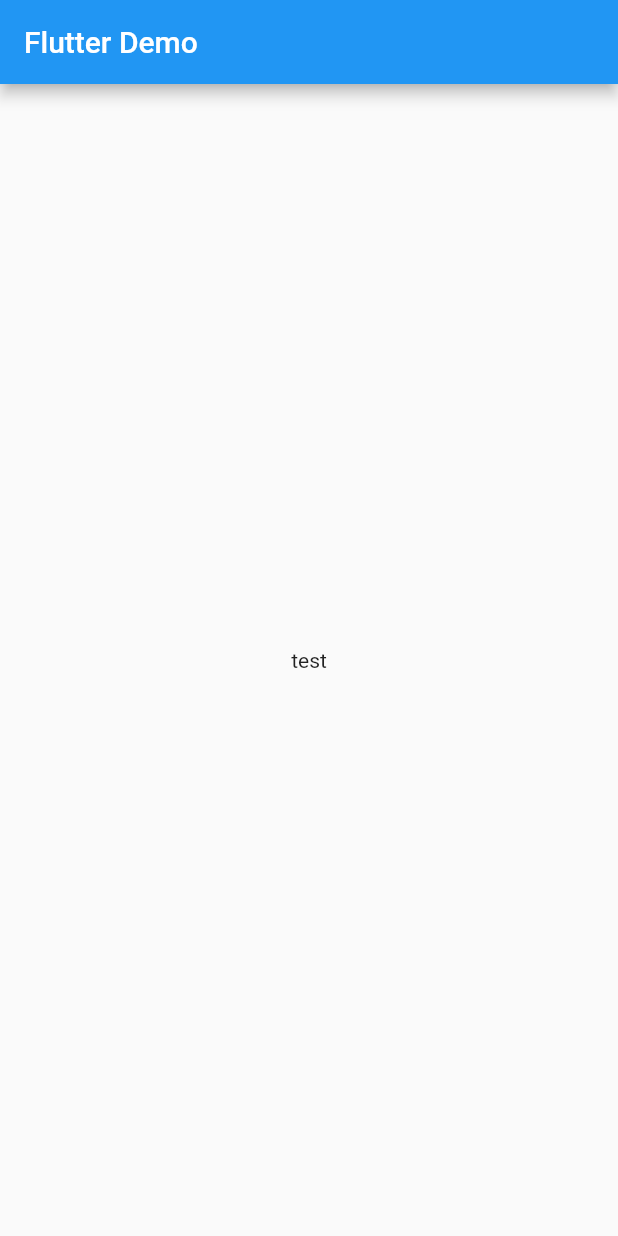
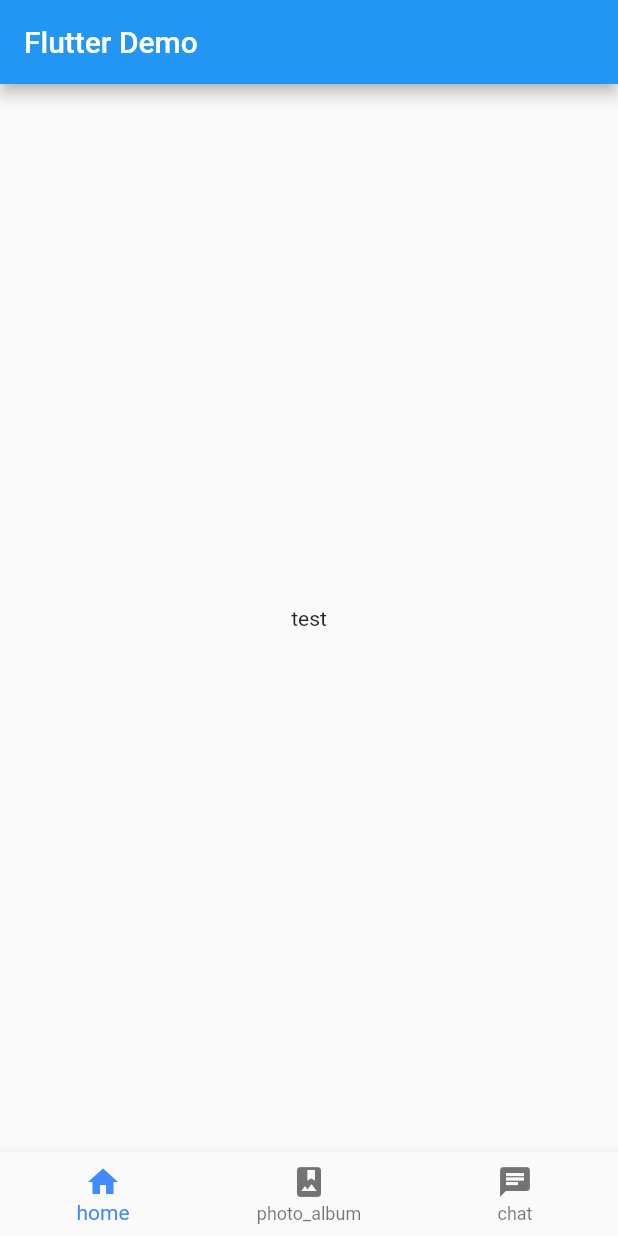
Before and after one commit to Rutile3/flutter_navigator_name, a Flutter app: the screen it shows after launch, on a phone screen of 412 x 824 dp. Run offline on Flutter 3.47's test engine with Material 2 defaults, Android fonts, the phone set to English and light mode, and no system bars.

Commit message:
✨ bottomNavigationBarの作成

```diff
--- /dev/null
+++ b/lib/currentNavigation.dart
@@ -0,0 +1,5 @@
+enum CurrentNavigationName {
+  page01,
+  page02,
+  page03,
+}
--- a/lib/main.dart
+++ b/lib/main.dart
@@ -1,4 +1,7 @@
 import 'package:flutter/material.dart';
+
+import 'myBottomNavigationBar.dart';
+import 'currentNavigation.dart';
 
 void main() {
   runApp(MyApp());
@@ -16,10 +19,12 @@ class MyApp extends StatelessWidget {
 
 class MyHomePage extends StatefulWidget {
   @override
-  _MyHomePageState createState() => _MyHomePageState();
+  MyHomePageState createState() => MyHomePageState();
 }
 
-class _MyHomePageState extends State<MyHomePage> {
+class MyHomePageState extends State<MyHomePage> {
+  var currentNavigationName = CurrentNavigationName.page01;
+
   @override
   Widget build(BuildContext context) {
     return Scaffold(
@@ -29,6 +34,21 @@ class _MyHomePageState extends State<MyHomePage> {
       body: Center(
         child: Text('test'),
       ),
+      bottomNavigationBar: MyBottomNavigationBar(
+        onTap: _selectCurrentNavigation,
+      ),
     );
   }
+
+  void _selectCurrentNavigation(CurrentNavigationName name) {
+    // 指定されたタブが現在のタブと同じ場合はタブの最初のページへ、
+    // 指定されたタブが現在のタブと異なる場合は他のタブのページへ遷移します。
+    if (name == this.currentNavigationName) {
+      currentNavigationState[name]
+          .currentState
+          .popUntil((route) => route.isFirst);
+    } else {
+      setState(() => this.currentNavigationName = name);
+    }
+  }
 }
--- /dev/null
+++ b/lib/myBottomNavigationBar.dart
@@ -0,0 +1,51 @@
+import 'package:flutter/material.dart';
+
+import 'currentNavigation.dart';
+
+class MyBottomNavigationBar extends StatefulWidget {
+  MyBottomNavigationBar({this.onTap});
+  final ValueChanged<CurrentNavigationName> onTap;
+
+  @override
+  MyBottomNavigationBarState createState() => MyBottomNavigationBarState();
+}
+
+class MyBottomNavigationBarState extends State<MyBottomNavigationBar> {
+  int _currentIndex = 0;
+
+  final Map<CurrentNavigationName, Icon> _icons = {
+    CurrentNavigationName.page01: Icon(Icons.home),
+    CurrentNavigationName.page02: Icon(Icons.photo_album),
+    CurrentNavigationName.page03: Icon(Icons.chat),
+  };
+  final Map<CurrentNavigationName, String> _label = {
+    CurrentNavigationName.page01: 'home',
+    CurrentNavigationName.page02: 'photo_album',
+    CurrentNavigationName.page03: 'chat',
+  };
+
+  @override
+  Widget build(BuildContext context) {
+    return BottomNavigationBar(
+      items: [
+        _buildItem(CurrentNavigationName.page01),
+        _buildItem(CurrentNavigationName.page02),
+        _buildItem(CurrentNavigationName.page03),
+      ],
+      currentIndex: _currentIndex,
+      fixedColor: Colors.blueAccent,
+      onTap: (index) {
+        setState(() => _currentIndex = index);
+        widget.onTap(CurrentNavigationName.values[index]);
+      },
+      type: BottomNavigationBarType.fixed,
+    );
+  }
+
+  BottomNavigationBarItem _buildItem(CurrentNavigationName currentNavigationName) {
+    return BottomNavigationBarItem(
+      icon: _icons[currentNavigationName],
+      label: _label[currentNavigationName],
+    );
+  }
+}
```
